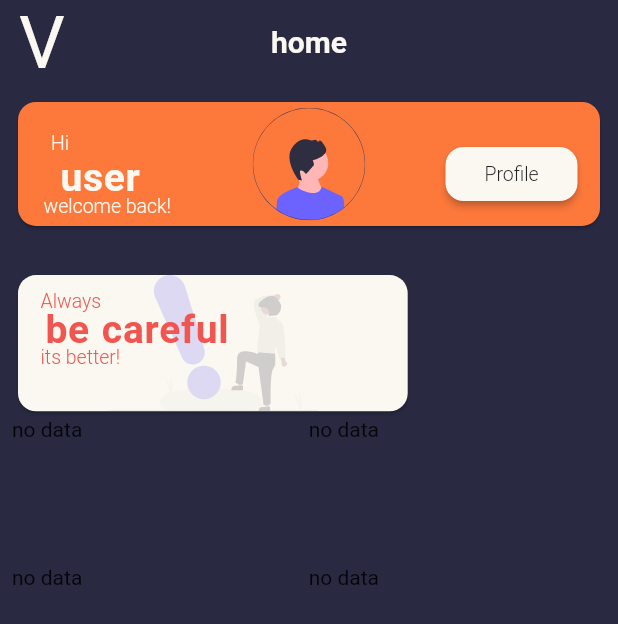
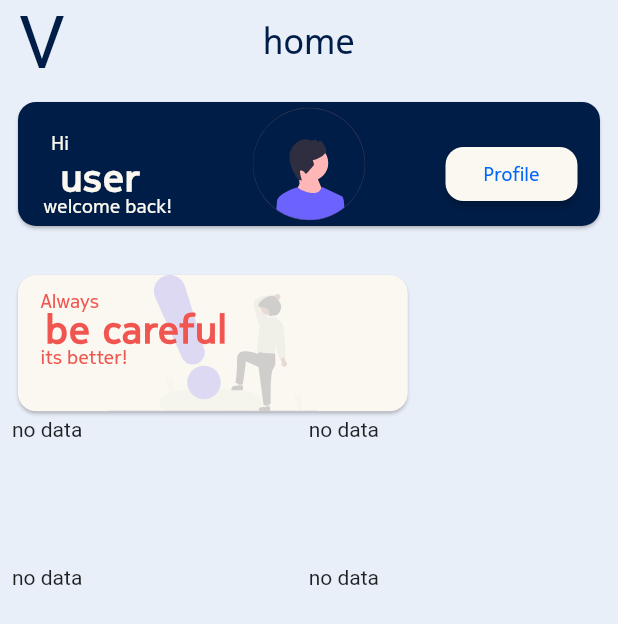
Before and after one commit to zmeulDev/valero, a Flutter app: the Home screen opened directly, on a phone screen of 412 x 824 dp. Shown: the top 624 px of the screen. Run offline on Flutter 3.47's test engine with Material 2 defaults, Android fonts, the phone set to English and light mode, and no system bars; our stand-ins replace cached_network_image, cloud_firestore, firebase_auth, firebase_core, firebase_storage, flutter_custom_clippers and 9 more; missing offline and left inert: avatar_view, mobile_number; accounts and stored records are empty; network calls fail; Roboto replaces fonts that are missing (Depot).

Commit message:
nokia pure design lang

```diff
--- a/lib/pages/Car/widgets/helloWidget.dart
+++ b/lib/pages/Car/widgets/helloWidget.dart
@@ -10,13 +10,13 @@ helloWidget() {
     subTitle: 'Hi',
     title: UserModel().userName != '' ? UserModel().userName : 'user',
     paragraph: 'welcome back!',
-    color: fifthColor,
+    color: tertiaryColor,
     image: SvgPicture.asset(
       'assets/svg/avatar.svg',
       height: 75,
       width: 75,
     ),
-    textColor: fourthColor,
+    textColor: primaryColor,
     buttonText: 'Profile',
     navigate: const Profile(),
   );
--- a/lib/pages/appBar.dart
+++ b/lib/pages/appBar.dart
@@ -9,7 +9,7 @@ getAppBar(String screenName) {
           child: Text(
             'V',
             style: TextStyle(
-                fontFamily: 'Depot', color: secondaryColor, fontSize: 48),
+                fontFamily: 'Depot', color: tertiaryColor, fontSize: 48),
           ),
         );
       },
--- a/lib/utils/constant.dart
+++ b/lib/utils/constant.dart
@@ -2,12 +2,12 @@ import 'package:flutter/material.dart';
 import 'package:google_fonts/google_fonts.dart';
 import 'package:intl/intl.dart';
 
-const primaryColor = Color(0xFF292942);
+const primaryColor = Color(0xFFe9eff9);
 const secondaryColor = Color(0xfffaf8f0);
-const tertiaryColor = Color(0xFF383856);
-const fourthColor = Color(0xFF222325);
-const fifthColor = Color(0xFFfd783b);
-const sixthColor = Color(0xFFA8A8C7);
+const tertiaryColor = Color(0xFF001d47);
+const fourthColor  = Color(0xFF0168ff);
+const fifthColor = Color(0xFFf47f30);
+const sixthColor = Color(0xFF9563fc);
 
 final f = new DateFormat('dd MM yyyy');
 
@@ -16,19 +16,22 @@ var styleLogin = GoogleFonts.roboto(
   color: secondaryColor,
 );
 
-var styleAppBar = GoogleFonts.roboto(
-    fontSize: 20.0, color: secondaryColor, fontWeight: FontWeight.bold);
+var styleAppBar = const TextStyle(
+    fontFamily: 'Pure', color: tertiaryColor, fontSize: 24);
 
-var style1 = GoogleFonts.roboto(
+var style1 = const TextStyle(
+  fontFamily: 'Pure',
   fontSize: 26.0,
   color: secondaryColor,
   fontWeight: FontWeight.bold,
   wordSpacing: 1,
   letterSpacing: 0.5,
 );
-var style2 = GoogleFonts.roboto(
+var style2 = const TextStyle(
+    fontFamily: 'Pure',
     fontSize: 16.0, color: secondaryColor, fontWeight: FontWeight.w300);
-var style3 = GoogleFonts.roboto(
+var style3 = const TextStyle(
+    fontFamily: 'Pure',
     fontSize: 13.0, color: secondaryColor, fontWeight: FontWeight.w300);
 
 final ButtonStyle elevatedButtonStyle =  ElevatedButton.styleFrom(
--- a/pubspec.yaml
+++ b/pubspec.yaml
@@ -32,6 +32,7 @@ dependencies:
   persistent_bottom_nav_bar: ^5.0.2
   mobile_number: ^2.1.1
   flutter_svg: ^2.0.4
+  line_icons: ^2.0.1
 
 
 dev_dependencies:
@@ -53,6 +54,9 @@ flutter:
     - family: Depot
       fonts:
         - asset: assets/fonts/DepotTrapharet-Regular.otf
+    - family: Pure
+      fonts:
+        - asset: assets/fonts/Nokia-Pure-Text-Regular.ttf
 
 flutter_icons:
   android: "launcher_icon"
```
Also changed, not shown: lib/pages/navbar.dart (+18 -19 lines), assets/fonts/Nokia-Pure-Text-Regular.ttf (added), pubspec.lock.
